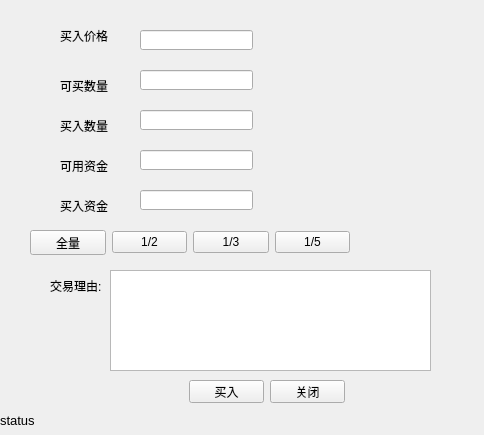
Old version of the form FutureSystem/traintrade.ui in the repository spartawwy/FuturesForecast.
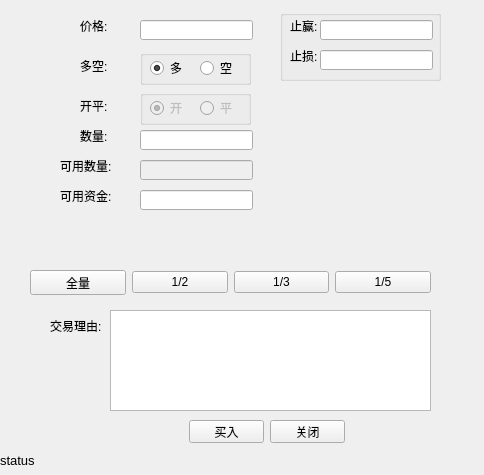
New version of the form.

```diff
--- a/FutureSystem/traintrade.ui
+++ b/FutureSystem/traintrade.ui
@@ -2,12 +2,15 @@
 <ui version="4.0">
  <class>TrainTradeForm</class>
  <widget class="QWidget" name="TrainTradeForm">
+  <property name="enabled">
+   <bool>true</bool>
+  </property>
   <property name="geometry">
    <rect>
     <x>0</x>
     <y>0</y>
     <width>484</width>
-    <height>435</height>
+    <height>475</height>
    </rect>
   </property>
   <property name="windowTitle">
@@ -16,44 +19,21 @@
   <widget class="QLabel" name="lab_price">
    <property name="geometry">
     <rect>
-     <x>60</x>
-     <y>20</y>
+     <x>80</x>
+     <y>10</y>
      <width>51</width>
      <height>31</height>
     </rect>
    </property>
    <property name="text">
-    <string>买入价格</string>
-   </property>
-  </widget>
-  <widget class="QLabel" name="lab_qty_ava">
-   <property name="geometry">
-    <rect>
-     <x>60</x>
-     <y>70</y>
-     <width>51</width>
-     <height>31</height>
-    </rect>
-   </property>
-   <property name="text">
-    <string>可买数量</string>
+    <string>价格:</string>
    </property>
   </widget>
   <widget class="QLineEdit" name="le_price">
    <property name="geometry">
     <rect>
      <x>140</x>
-     <y>30</y>
-     <width>113</width>
-     <height>20</height>
-    </rect>
-   </property>
-  </widget>
-  <widget class="QLineEdit" name="le_qty_ava">
-   <property name="geometry">
-    <rect>
-     <x>140</x>
-     <y>70</y>
+     <y>20</y>
      <width>113</width>
      <height>20</height>
     </rect>
@@ -63,7 +43,7 @@
    <property name="geometry">
     <rect>
      <x>140</x>
-     <y>110</y>
+     <y>130</y>
      <width>113</width>
      <height>20</height>
     </rect>
@@ -72,67 +52,44 @@
   <widget class="QLabel" name="lab_qty">
    <property name="geometry">
     <rect>
-     <x>60</x>
-     <y>110</y>
+     <x>80</x>
+     <y>120</y>
      <width>51</width>
      <height>31</height>
     </rect>
    </property>
    <property name="text">
-    <string>买入数量</string>
+    <string>数量:</string>
    </property>
   </widget>
   <widget class="QLabel" name="lab_capital_ava">
    <property name="geometry">
     <rect>
      <x>60</x>
-     <y>150</y>
+     <y>180</y>
      <width>51</width>
      <height>31</height>
     </rect>
    </property>
    <property name="text">
-    <string>可用资金</string>
+    <string>可用资金:</string>
    </property>
   </widget>
   <widget class="QLineEdit" name="le_capital_ava">
    <property name="geometry">
     <rect>
      <x>140</x>
-     <y>150</y>
-     <width>113</width>
-     <height>20</height>
-    </rect>
-   </property>
-  </widget>
-  <widget class="QLineEdit" name="le_capital">
-   <property name="geometry">
-    <rect>
-     <x>140</x>
      <y>190</y>
      <width>113</width>
      <height>20</height>
     </rect>
    </property>
   </widget>
-  <widget class="QLabel" name="lab_capital">
-   <property name="geometry">
-    <rect>
-     <x>60</x>
-     <y>190</y>
-     <width>51</width>
-     <height>31</height>
-    </rect>
-   </property>
-   <property name="text">
-    <string>买入资金</string>
-   </property>
-  </widget>
   <widget class="QLabel" name="label_reason">
    <property name="geometry">
     <rect>
      <x>50</x>
-     <y>270</y>
+     <y>310</y>
      <width>51</width>
      <height>31</height>
     </rect>
@@ -145,7 +102,7 @@
    <property name="geometry">
     <rect>
      <x>110</x>
-     <y>270</y>
+     <y>310</y>
      <width>321</width>
      <height>101</height>
     </rect>
@@ -155,7 +112,7 @@
    <property name="geometry">
     <rect>
      <x>270</x>
-     <y>380</y>
+     <y>420</y>
      <width>75</width>
      <height>23</height>
     </rect>
@@ -168,7 +125,7 @@
    <property name="geometry">
     <rect>
      <x>189</x>
-     <y>380</y>
+     <y>420</y>
      <width>75</width>
      <height>23</height>
     </rect>
@@ -181,8 +138,8 @@
    <property name="geometry">
     <rect>
      <x>30</x>
-     <y>230</y>
-     <width>320</width>
+     <y>270</y>
+     <width>401</width>
      <height>25</height>
     </rect>
    </property>
@@ -221,7 +178,7 @@
    <property name="geometry">
     <rect>
      <x>0</x>
-     <y>410</y>
+     <y>450</y>
      <width>481</width>
      <height>20</height>
     </rect>
@@ -235,6 +192,236 @@
     <string>status</string>
    </property>
   </widget>
+  <widget class="QLabel" name="lab_qty_ava_2">
+   <property name="geometry">
+    <rect>
+     <x>80</x>
+     <y>50</y>
+     <width>31</width>
+     <height>31</height>
+    </rect>
+   </property>
+   <property name="text">
+    <string>多空:</string>
+   </property>
+  </widget>
+  <widget class="QGroupBox" name="groupBox">
+   <property name="geometry">
+    <rect>
+     <x>140</x>
+     <y>50</y>
+     <width>111</width>
+     <height>35</height>
+    </rect>
+   </property>
+   <property name="title">
+    <string/>
+   </property>
+   <widget class="QRadioButton" name="radioBtn_long">
+    <property name="geometry">
+     <rect>
+      <x>10</x>
+      <y>10</y>
+      <width>41</width>
+      <height>16</height>
+     </rect>
+    </property>
+    <property name="text">
+     <string>多</string>
+    </property>
+    <property name="checked">
+     <bool>true</bool>
+    </property>
+   </widget>
+   <widget class="QRadioButton" name="radioBtn_short">
+    <property name="geometry">
+     <rect>
+      <x>60</x>
+      <y>10</y>
+      <width>41</width>
+      <height>16</height>
+     </rect>
+    </property>
+    <property name="text">
+     <string>空</string>
+    </property>
+   </widget>
+  </widget>
+  <widget class="QGroupBox" name="groupBox_2">
+   <property name="enabled">
+    <bool>true</bool>
+   </property>
+   <property name="geometry">
+    <rect>
+     <x>140</x>
+     <y>90</y>
+     <width>111</width>
+     <height>35</height>
+    </rect>
+   </property>
+   <property name="title">
+    <string/>
+   </property>
+   <widget class="QRadioButton" name="radioBtn_open">
+    <property name="enabled">
+     <bool>false</bool>
+    </property>
+    <property name="geometry">
+     <rect>
+      <x>10</x>
+      <y>10</y>
+      <width>41</width>
+      <height>16</height>
+     </rect>
+    </property>
+    <property name="text">
+     <string>开</string>
+    </property>
+    <property name="checked">
+     <bool>true</bool>
+    </property>
+   </widget>
+   <widget class="QRadioButton" name="radioBtn_close">
+    <property name="enabled">
+     <bool>false</bool>
+    </property>
+    <property name="geometry">
+     <rect>
+      <x>60</x>
+      <y>10</y>
+      <width>41</width>
+      <height>16</height>
+     </rect>
+    </property>
+    <property name="text">
+     <string>平</string>
+    </property>
+   </widget>
+  </widget>
+  <widget class="QLabel" name="lab_qty_ava_3">
+   <property name="geometry">
+    <rect>
+     <x>80</x>
+     <y>90</y>
+     <width>31</width>
+     <height>31</height>
+    </rect>
+   </property>
+   <property name="text">
+    <string>开平:</string>
+   </property>
+  </widget>
+  <widget class="QLabel" name="lab_qty_2">
+   <property name="geometry">
+    <rect>
+     <x>60</x>
+     <y>150</y>
+     <width>51</width>
+     <height>31</height>
+    </rect>
+   </property>
+   <property name="text">
+    <string>可用数量:</string>
+   </property>
+  </widget>
+  <widget class="QLineEdit" name="le_qty_ava">
+   <property name="enabled">
+    <bool>false</bool>
+   </property>
+   <property name="geometry">
+    <rect>
+     <x>140</x>
+     <y>160</y>
+     <width>113</width>
+     <height>20</height>
+    </rect>
+   </property>
+  </widget>
+  <widget class="QGroupBox" name="groupBox_3">
+   <property name="geometry">
+    <rect>
+     <x>280</x>
+     <y>10</y>
+     <width>161</width>
+     <height>71</height>
+    </rect>
+   </property>
+   <property name="title">
+    <string/>
+   </property>
+   <widget class="QLabel" name="lab_price_2">
+    <property name="geometry">
+     <rect>
+      <x>10</x>
+      <y>0</y>
+      <width>31</width>
+      <height>31</height>
+     </rect>
+    </property>
+    <property name="text">
+     <string>止赢:</string>
+    </property>
+   </widget>
+   <widget class="QLineEdit" name="le_stop_profit">
+    <property name="geometry">
+     <rect>
+      <x>40</x>
+      <y>10</y>
+      <width>113</width>
+      <height>20</height>
+     </rect>
+    </property>
+   </widget>
+   <widget class="QLabel" name="lab_price_3">
+    <property name="geometry">
+     <rect>
+      <x>10</x>
+      <y>30</y>
+      <width>31</width>
+      <height>31</height>
+     </rect>
+    </property>
+    <property name="text">
+     <string>止损:</string>
+    </property>
+   </widget>
+   <widget class="QLineEdit" name="le_stop_loss">
+    <property name="geometry">
+     <rect>
+      <x>40</x>
+      <y>40</y>
+      <width>113</width>
+      <height>20</height>
+     </rect>
+    </property>
+   </widget>
+   <zorder>le_stop_profit</zorder>
+   <zorder>lab_price_2</zorder>
+   <zorder>lab_price_2</zorder>
+   <zorder>le_stop_profit</zorder>
+   <zorder>lab_price_3</zorder>
+   <zorder>le_stop_loss</zorder>
+  </widget>
+  <zorder>lab_price</zorder>
+  <zorder>le_price</zorder>
+  <zorder>le_qty</zorder>
+  <zorder>lab_qty</zorder>
+  <zorder>lab_capital_ava</zorder>
+  <zorder>le_capital_ava</zorder>
+  <zorder>label_reason</zorder>
+  <zorder>textEdit_reason</zorder>
+  <zorder>pbtn_close</zorder>
+  <zorder>pbt_trade</zorder>
+  <zorder>layoutWidget</zorder>
+  <zorder>lab_status</zorder>
+  <zorder>lab_qty_ava_2</zorder>
+  <zorder>groupBox</zorder>
+  <zorder>radioBtn_long_5</zorder>
+  <zorder>groupBox_2</zorder>
+  <zorder>lab_qty_ava_3</zorder>
+  <zorder>lab_qty_2</zorder>
+  <zorder>le_qty_ava</zorder>
+  <zorder>groupBox_3</zorder>
  </widget>
  <resources/>
  <connections/>
```
